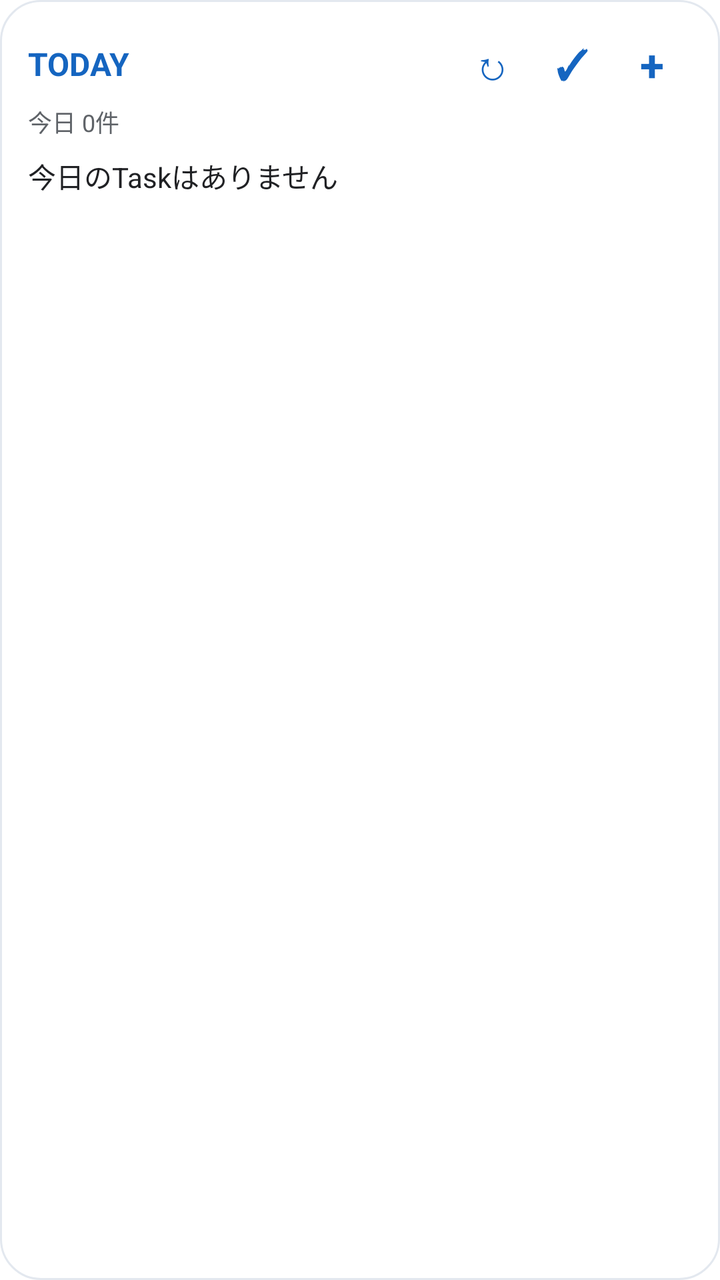
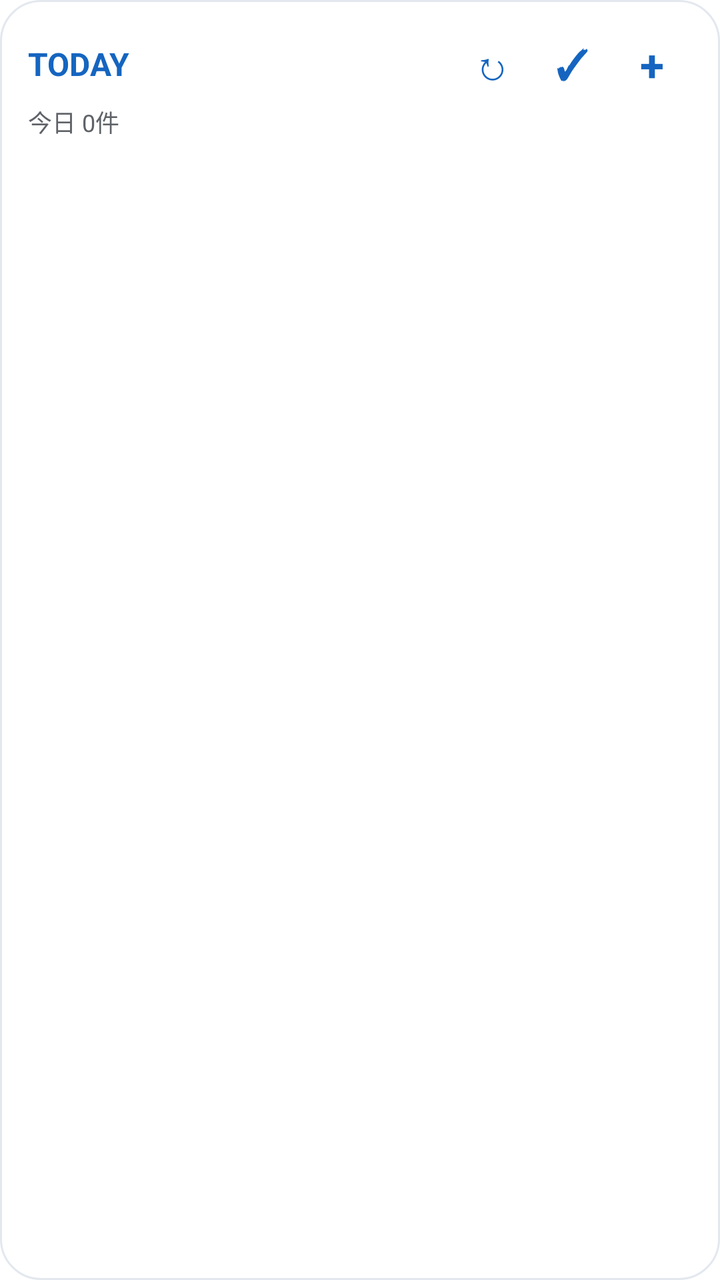

Screens rendered from an Android XML layout before and after an edit, with the pre-edit source and the edit as a unified diff.
<!-- AndroidManifest.xml: fallback theme Theme.MaterialComponents.DayNight.NoActionBar -->
<!-- res/layout/widget_today.xml -->
<?xml version="1.0" encoding="utf-8"?>
<LinearLayout xmlns:android="http://schemas.android.com/apk/res/android"
    android:id="@+id/widget_root"
    android:layout_width="match_parent"
    android:layout_height="match_parent"
    android:orientation="vertical"
    android:padding="14dp"
    android:background="@drawable/widget_background">

    <LinearLayout
        android:layout_width="match_parent"
        android:layout_height="wrap_content"
        android:gravity="center_vertical"
        android:orientation="horizontal">
        <TextView
            android:layout_width="0dp"
            android:layout_height="wrap_content"
            android:layout_weight="1"
            android:text="TODAY"
            android:textStyle="bold"
            android:textSize="16sp"
            android:textColor="#1565C0"/>
        <TextView
            android:id="@+id/widget_refresh"
            android:layout_width="40dp"
            android:layout_height="36dp"
            android:gravity="center"
            android:text="↻"
            android:textSize="20sp"
            android:textColor="#1565C0"/>
        <TextView
            android:id="@+id/widget_complete"
            android:layout_width="40dp"
            android:layout_height="36dp"
            android:gravity="center"
            android:text="✓"
            android:textStyle="bold"
            android:textSize="20sp"
            android:textColor="#1565C0"/>
        <TextView
            android:id="@+id/widget_add"
            android:layout_width="40dp"
            android:layout_height="36dp"
            android:gravity="center"
            android:text="+"
            android:textStyle="bold"
            android:textSize="22sp"
            android:textColor="#1565C0"/>
    </LinearLayout>

    <TextView
        android:id="@+id/widget_summary"
        android:layout_width="match_parent"
        android:layout_height="wrap_content"
        android:layout_marginTop="2dp"
        android:text="今日 0件"
        android:textSize="12sp"
        android:textColor="#5F6368"/>

    <TextView
        android:id="@+id/widget_items"
        android:layout_width="match_parent"
        android:layout_height="wrap_content"
        android:layout_marginTop="8dp"
        android:text="今日のTaskはありません"
        android:textSize="14sp"
        android:textColor="#202124"
        android:maxLines="6"
        android:ellipsize="end"/>
</LinearLayout>
<!-- resources referenced by this layout -->
<resources>
  <!-- drawable widget_background (drawable) -->
  <?xml version="1.0" encoding="utf-8"?>
  <shape xmlns:android="http://schemas.android.com/apk/res/android" android:shape="rectangle">
   <solid android:color="#FFFFFFFF"/><corners android:radius="20dp"/>
   <stroke android:width="1dp" android:color="#FFE3E8EF"/>
  </shape>
</resources>

<!-- the commit's change to res/layout/widget_today.xml (unified diff, before → after) -->
@@ -57,14 +57,17 @@
         android:textSize="12sp"
         android:textColor="#5F6368"/>
 
-    <TextView
-        android:id="@+id/widget_items"
+    <LinearLayout
+        android:id="@+id/widget_task_list"
         android:layout_width="match_parent"
         android:layout_height="wrap_content"
         android:layout_marginTop="8dp"
-        android:text="今日のTaskはありません"
-        android:textSize="14sp"
-        android:textColor="#202124"
-        android:maxLines="6"
-        android:ellipsize="end"/>
+        android:orientation="vertical">
+        <TextView android:id="@+id/widget_task_0" android:layout_width="match_parent" android:layout_height="32dp" android:gravity="center_vertical" android:textSize="14sp" android:textColor="#202124" android:maxLines="1" android:ellipsize="end"/>
+        <TextView android:id="@+id/widget_task_1" android:layout_width="match_parent" android:layout_height="32dp" android:gravity="center_vertical" android:textSize="14sp" android:textColor="#202124" android:maxLines="1" android:ellipsize="end"/>
+        <TextView android:id="@+id/widget_task_2" android:layout_width="match_parent" android:layout_height="32dp" android:gravity="center_vertical" android:textSize="14sp" android:textColor="#202124" android:maxLines="1" android:ellipsize="end"/>
+        <TextView android:id="@+id/widget_task_3" android:layout_width="match_parent" android:layout_height="32dp" android:gravity="center_vertical" android:textSize="14sp" android:textColor="#202124" android:maxLines="1" android:ellipsize="end"/>
+        <TextView android:id="@+id/widget_task_4" android:layout_width="match_parent" android:layout_height="32dp" android:gravity="center_vertical" android:textSize="14sp" android:textColor="#202124" android:maxLines="1" android:ellipsize="end"/>
+        <TextView android:id="@+id/widget_task_5" android:layout_width="match_parent" android:layout_height="32dp" android:gravity="center_vertical" android:textSize="14sp" android:textColor="#202124" android:maxLines="1" android:ellipsize="end"/>
+    </LinearLayout>
 </LinearLayout>
